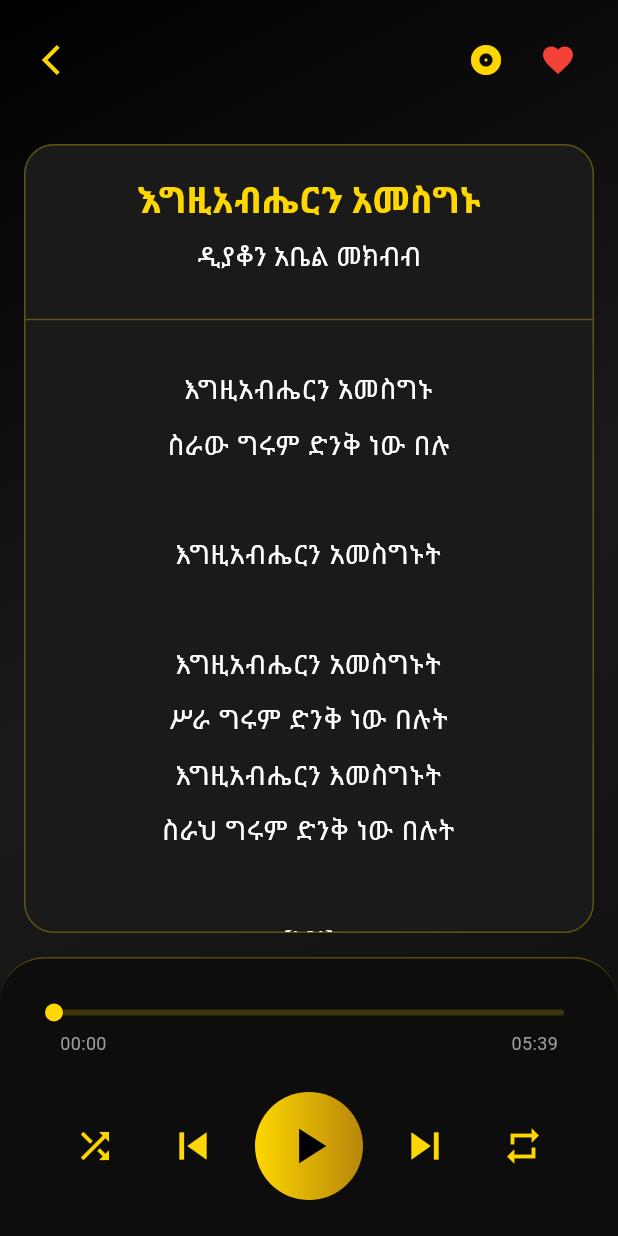
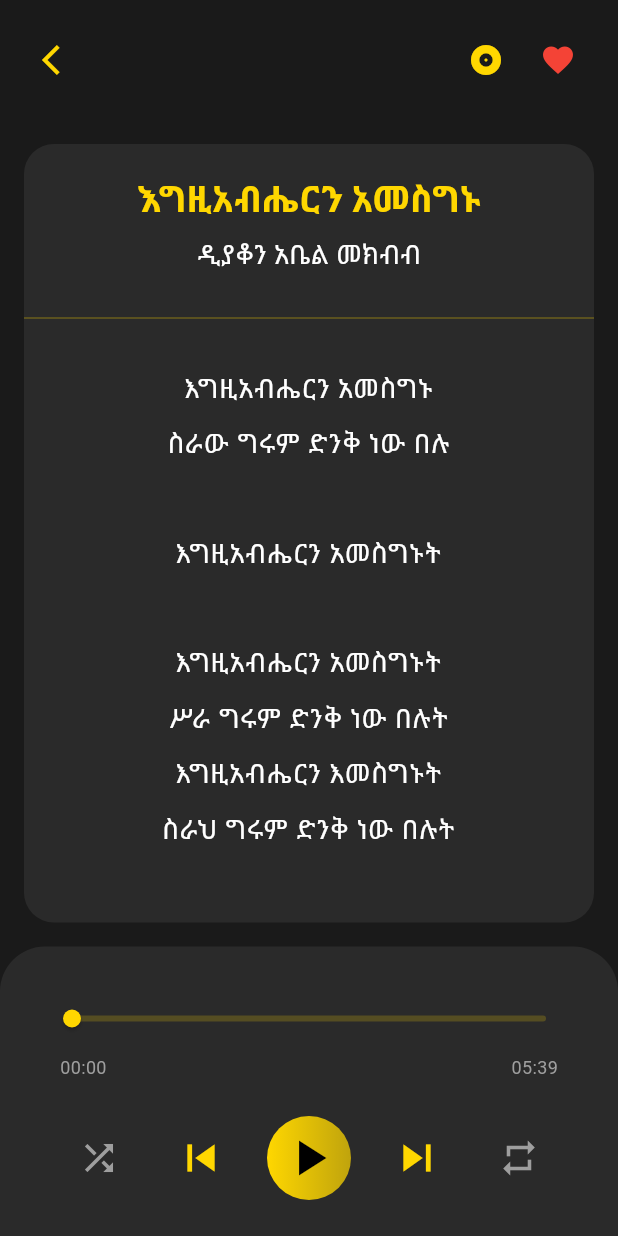
Before and after one commit to tsionshewangizaw/orthodox-mezmur, a Flutter app: the AudioPlayerPage screen opened directly with sample values from the repository, on a phone screen of 412 x 824 dp. Run offline on Flutter 3.47's test engine with Material 3 defaults, Android fonts, the phone set to English and light mode, and no system bars; our stand-ins replace equatable, flutter_bloc, google_fonts, just_audio, shared_preferences; accounts and stored records are empty.

Commit message:
Added shuffle, repeat, seek bar fix, subcategories, themes

```diff
--- a/lib/features/audio_player_page.dart
+++ b/lib/features/audio_player_page.dart
@@ -3,7 +3,6 @@ import 'package:flutter_bloc/flutter_bloc.dart';
 import 'dart:async';
 import '../mezmur_bloc.dart';
 import '../mezmur_model.dart';
-import '../widget/app_theme.dart';
 import '../audio_service.dart';
 
 class AudioPlayerPage extends StatefulWidget {
@@ -25,9 +24,15 @@ class _AudioPlayerPageState extends State<AudioPlayerPage>
   final AudioService _audioService = AudioService();
 
   bool _isPlaying = false;
+  bool _isShuffle = false;
+  bool _isRepeat = false;
+  bool _isDragging = false;
   Duration _currentPosition = Duration.zero;
   Duration _totalDuration = const Duration(minutes: 5, seconds: 39);
   bool _showLyrics = true;
+  late MezmurModel _currentMezmur;
+  List<MezmurModel> _playlist = [];
+  int _currentIndex = 0;
 
   StreamSubscription<Duration>? _positionSubscription;
   StreamSubscription<Duration>? _durationSubscription;
@@ -36,6 +41,9 @@ class _AudioPlayerPageState extends State<AudioPlayerPage>
   @override
   void initState() {
     super.initState();
+    _currentMezmur = widget.mezmur;
+    _playlist = MezmurModel.mockMezmurList;
+    _currentIndex = _playlist.indexOf(widget.mezmur);
 
     _rotationController = AnimationController(
       duration: const Duration(seconds: 10),
@@ -43,44 +51,36 @@ class _AudioPlayerPageState extends State<AudioPlayerPage>
     );
     _rotationAnimation =
         Tween<double>(begin: 0, end: 1).animate(_rotationController);
-
     _setupAudioListeners();
     _startPlayback();
+
+    // Set audio playlist
+    _audioService.setPlaylist(_playlist.map((m) => m.audioUrl).toList());
   }
 
   void _setupAudioListeners() {
     _positionSubscription = _audioService.positionStream.listen((position) {
-      if (mounted) {
-        setState(() {
-          _currentPosition = position;
-        });
+      if (mounted && !_isDragging) {
+        setState(() => _currentPosition = position);
       }
     });
-
     _durationSubscription = _audioService.durationStream.listen((duration) {
-      if (mounted) {
-        setState(() {
-          _totalDuration = duration;
+      if (mounted) setState(() => _totalDuration = duration);
     });
-      }
-    });
-
     _playingSubscription = _audioService.playingStream.listen((isPlaying) {
       if (mounted) {
-        setState(() {
-          _isPlaying = isPlaying;
+        setState(() => _isPlaying = isPlaying);
         if (isPlaying) {
           _rotationController.repeat();
         } else {
           _rotationController.stop();
         }
-        });
       }
     });
   }
 
   Future<void> _startPlayback() async {
-    await _audioService.play(widget.mezmur.audioUrl);
+    await _audioService.play(_currentMezmur.audioUrl);
   }
 
   void _togglePlayPause() {
@@ -91,9 +91,37 @@ class _AudioPlayerPageState extends State<AudioPlayerPage>
     }
   }
 
-  void _onSeek(double value) {
-    final newPosition = Duration(seconds: value.toInt());
-    _audioService.seek(newPosition);
+  void _playNext() {
+    if (_isRepeat) {
+      _audioService.play(_currentMezmur.audioUrl);
+      return;
+    }
+    if (_isShuffle) {
+      _currentIndex = DateTime.now().millisecondsSinceEpoch % _playlist.length;
+    } else {
+      _currentIndex = (_currentIndex + 1) % _playlist.length;
+    }
+    setState(() {
+      _currentMezmur = _playlist[_currentIndex];
+    });
+    _audioService.play(_currentMezmur.audioUrl);
+  }
+
+  void _playPrevious() {
+    _currentIndex = (_currentIndex - 1) % _playlist.length;
+    if (_currentIndex < 0) _currentIndex = _playlist.length - 1;
+    setState(() {
+      _currentMezmur = _playlist[_currentIndex];
+    });
+    _audioService.play(_currentMezmur.audioUrl);
+  }
+
+  void _toggleShuffle() {
+    setState(() => _isShuffle = !_isShuffle);
+  }
+
+  void _toggleRepeat() {
+    setState(() => _isRepeat = !_isRepeat);
   }
 
   @override
@@ -109,19 +137,15 @@ class _AudioPlayerPageState extends State<AudioPlayerPage>
   @override
   Widget build(BuildContext context) {
     return Scaffold(
-      backgroundColor: AppTheme.pureBlack,
-      body: Container(
-        decoration: AppTheme.premiumGradient,
-        child: SafeArea(
+      backgroundColor: Theme.of(context).scaffoldBackgroundColor,
+      body: SafeArea(
         child: Column(
           children: [
             _buildAppBar(),
             Expanded(
-                child: _showLyrics ? _buildLyricsView() : _buildAlbumArt(),
-              ),
+                child: _showLyrics ? _buildLyricsView() : _buildAlbumArt()),
             _buildAudioControls(),
           ],
-          ),
         ),
       ),
     );
@@ -137,28 +161,28 @@ class _AudioPlayerPageState extends State<AudioPlayerPage>
               _audioService.stop();
               Navigator.pop(context);
             },
-            icon: const Icon(Icons.arrow_back_ios, color: AppTheme.primaryGold),
+            icon: Icon(Icons.arrow_back_ios,
+                color: Theme.of(context).primaryColor),
           ),
           const Spacer(),
           IconButton(
-            onPressed: () {
-              setState(() {
-                _showLyrics = !_showLyrics;
-              });
-            },
+            onPressed: () => setState(() => _showLyrics = !_showLyrics),
             icon: Icon(
               _showLyrics ? Icons.album : Icons.lyrics,
-              color: AppTheme.primaryGold,
+              color: Theme.of(context).primaryColor,
             ),
           ),
           IconButton(
             onPressed: () {
-              context.read<MezmurBloc>().add(ToggleFavorite(widget.mezmur.id));
+              context.read<MezmurBloc>().add(ToggleFavorite(_currentMezmur.id));
             },
             icon: Icon(
-              widget.mezmur.isFavorite ? Icons.favorite : Icons.favorite_border,
-              color:
-                  widget.mezmur.isFavorite ? Colors.red : AppTheme.primaryGold,
+              _currentMezmur.isFavorite
+                  ? Icons.favorite
+                  : Icons.favorite_border,
+              color: _currentMezmur.isFavorite
+                  ? Colors.red
+                  : Theme.of(context).primaryColor,
             ),
           ),
         ],
@@ -181,16 +205,12 @@ class _AudioPlayerPageState extends State<AudioPlayerPage>
                   height: 250,
                   decoration: BoxDecoration(
                     shape: BoxShape.circle,
-                    gradient: const LinearGradient(
-                      colors: [AppTheme.primaryGold, AppTheme.darkGold],
+                    gradient: LinearGradient(
+                      colors: [
+                        Theme.of(context).primaryColor,
+                        Theme.of(context).primaryColor.withOpacity(0.7),
+                      ],
                     ),
-                    boxShadow: [
-                      BoxShadow(
-                        color: AppTheme.primaryGold.withOpacity(0.4),
-                        blurRadius: 30,
-                        spreadRadius: 5,
-                      ),
-                    ],
                   ),
                   child: const Icon(Icons.music_note,
                       size: 80, color: Colors.black),
@@ -200,18 +220,16 @@ class _AudioPlayerPageState extends State<AudioPlayerPage>
           ),
           const SizedBox(height: 40),
           Text(
-            widget.mezmur.title,
+            _currentMezmur.title,
             style: Theme.of(context).textTheme.headlineMedium?.copyWith(
                   fontWeight: FontWeight.bold,
-                  color: AppTheme.primaryGold,
+                  color: Theme.of(context).primaryColor,
                 ),
             textAlign: TextAlign.center,
           ),
           const SizedBox(height: 8),
-          Text(
-            widget.mezmur.artist,
-            style: Theme.of(context).textTheme.titleMedium,
-          ),
+          Text(_currentMezmur.artist,
+              style: Theme.of(context).textTheme.titleMedium),
         ],
       ),
     );
@@ -222,8 +240,7 @@ class _AudioPlayerPageState extends State<AudioPlayerPage>
       margin: const EdgeInsets.all(16),
       decoration: BoxDecoration(
         borderRadius: BorderRadius.circular(20),
-        color: AppTheme.cardBlack,
-        border: Border.all(color: AppTheme.primaryGold.withOpacity(0.3)),
+        color: Theme.of(context).cardColor,
       ),
       child: Column(
         children: [
@@ -232,32 +249,29 @@ class _AudioPlayerPageState extends State<AudioPlayerPage>
             child: Column(
               children: [
                 Text(
-                  widget.mezmur.title,
+                  _currentMezmur.title,
                   style: Theme.of(context).textTheme.headlineMedium?.copyWith(
                         fontWeight: FontWeight.bold,
-                        color: AppTheme.primaryGold,
+                        color: Theme.of(context).primaryColor,
                       ),
                   textAlign: TextAlign.center,
                 ),
                 const SizedBox(height: 8),
-                Text(
-                  widget.mezmur.artist,
-                  style: Theme.of(context).textTheme.titleMedium,
-                ),
+                Text(_currentMezmur.artist,
+                    style: Theme.of(context).textTheme.titleMedium),
               ],
             ),
           ),
-          Divider(color: AppTheme.primaryGold.withOpacity(0.3)),
+          Divider(color: Theme.of(context).primaryColor.withOpacity(0.3)),
           Expanded(
             child: SingleChildScrollView(
               padding: const EdgeInsets.all(20),
               child: Text(
-                widget.mezmur.lyrics,
+                _currentMezmur.lyrics,
                 style: Theme.of(context).textTheme.bodyLarge?.copyWith(
                       height: 2.0,
                       fontSize: 18,
                       fontWeight: FontWeight.w500,
-                      color: Colors.white,
                     ),
                 textAlign: TextAlign.center,
               ),
@@ -272,37 +286,39 @@ class _AudioPlayerPageState extends State<AudioPlayerPage>
     return Container(
       padding: const EdgeInsets.all(24),
       decoration: BoxDecoration(
-        color: AppTheme.surfaceBlack,
+        color: Theme.of(context).cardColor,
         borderRadius: const BorderRadius.vertical(top: Radius.circular(30)),
-        border: Border(
-            top: BorderSide(color: AppTheme.primaryGold.withOpacity(0.3))),
       ),
       child: Column(
-        children: [
-          Column(
         children: [
           SliderTheme(
             data: SliderThemeData(
               trackHeight: 4,
-                  thumbShape:
-                      const RoundSliderThumbShape(enabledThumbRadius: 6),
-                  overlayShape:
-                      const RoundSliderOverlayShape(overlayRadius: 12),
-                  activeTrackColor: AppTheme.primaryGold,
-                  inactiveTrackColor: AppTheme.primaryGold.withOpacity(0.2),
-                  thumbColor: AppTheme.primaryGold,
+              thumbShape: const RoundSliderThumbShape(enabledThumbRadius: 6),
+              activeTrackColor: Theme.of(context).primaryColor,
+              inactiveTrackColor:
+                  Theme.of(context).primaryColor.withOpacity(0.2),
+              thumbColor: Theme.of(context).primaryColor,
             ),
             child: Slider(
               value: _totalDuration.inSeconds > 0
-                      ? _currentPosition.inSeconds.toDouble().clamp(
-                            0.0,
-                            _totalDuration.inSeconds.toDouble(),
-                          )
+                  ? _currentPosition.inSeconds
+                      .toDouble()
+                      .clamp(0.0, _totalDuration.inSeconds.toDouble())
                   : 0.0,
               max: _totalDuration.inSeconds > 0
                   ? _totalDuration.inSeconds.toDouble()
                   : 1.0,
-                  onChanged: _onSeek,
+              onChanged: (value) {
+                _isDragging = true;
+                setState(() {
+                  _currentPosition = Duration(seconds: value.toInt());
+                });
+              },
+              onChangeEnd: (value) {
+                _isDragging = false;
+                _audioService.seek(Duration(seconds: value.toInt()));
+              },
             ),
           ),
           Padding(
@@ -310,60 +326,58 @@ class _AudioPlayerPageState extends State<AudioPlayerPage>
             child: Row(
               mainAxisAlignment: MainAxisAlignment.spaceBetween,
               children: [
-                    Text(
-                      _formatDuration(_currentPosition),
-                      style: TextStyle(color: Colors.grey[500], fontSize: 12),
-                    ),
-                    Text(
-                      _formatDuration(_totalDuration),
-                      style: TextStyle(color: Colors.grey[500], fontSize: 12),
-                    ),
+                Text(_formatDuration(_currentPosition),
+                    style: TextStyle(color: Colors.grey[500], fontSize: 12)),
+                Text(_formatDuration(_totalDuration),
+                    style: TextStyle(color: Colors.grey[500], fontSize: 12)),
               ],
             ),
-              ),
-            ],
           ),
           const SizedBox(height: 24),
           Row(
             mainAxisAlignment: MainAxisAlignment.spaceEvenly,
             children: [
               IconButton(
-                onPressed: () {},
-                icon: const Icon(Icons.shuffle, color: AppTheme.primaryGold),
-                iconSize: 28,
+                onPressed: _toggleShuffle,
+                icon: Icon(Icons.shuffle,
+                    color: _isShuffle
+                        ? Theme.of(context).primaryColor
+                        : Colors.grey,
+                    size: 28),
               ),
               IconButton(
-                onPressed: () {},
-                icon: const Icon(Icons.skip_previous,
-                    color: AppTheme.primaryGold),
-                iconSize: 36,
+                onPressed: _playPrevious,
+                icon: Icon(Icons.skip_previous,
+                    color: Theme.of(context).primaryColor, size: 36),
               ),
               Container(
                 decoration: BoxDecoration(
                   shape: BoxShape.circle,
-                  gradient: const LinearGradient(
-                    colors: [AppTheme.primaryGold, AppTheme.darkGold],
+                  gradient: LinearGradient(
+                    colors: [
+                      Theme.of(context).primaryColor,
+                      Theme.of(context).primaryColor.withOpacity(0.7)
+                    ],
                   ),
                 ),
                 child: IconButton(
                   onPressed: _togglePlayPause,
-                  icon: Icon(
-                    _isPlaying ? Icons.pause : Icons.play_arrow,
-                    color: Colors.black,
-                  ),
-                  iconSize: 40,
-                  padding: const EdgeInsets.all(16),
+                  icon: Icon(_isPlaying ? Icons.pause : Icons.play_arrow,
+                      color: Colors.black, size: 40),
                 ),
               ),
               IconButton(
-                onPressed: () {},
-                icon: const Icon(Icons.skip_next, color: AppTheme.primaryGold),
-                iconSize: 36,
+                onPressed: _playNext,
+                icon: Icon(Icons.skip_next,
+                    color: Theme.of(context).primaryColor, size: 36),
               ),
               IconButton(
-                onPressed: () {},
-                icon: const Icon(Icons.repeat, color: AppTheme.primaryGold),
-                iconSize: 28,
+                onPressed: _toggleRepeat,
+                icon: Icon(Icons.repeat,
+                    color: _isRepeat
+                        ? Theme.of(context).primaryColor
+                        : Colors.grey,
+                    size: 28),
               ),
             ],
           ),
@@ -374,27 +388,18 @@ class _AudioPlayerPageState extends State<AudioPlayerPage>
 
   String _formatDuration(Duration duration) {
     String twoDigits(int n) => n.toString().padLeft(2, '0');
-    final minutes = twoDigits(duration.inMinutes.remainder(60));
-    final seconds = twoDigits(duration.inSeconds.remainder(60));
-    return '$minutes:$seconds';
+    return '${twoDigits(duration.inMinutes.remainder(60))}:${twoDigits(duration.inSeconds.remainder(60))}';
   }
 }
 
 class AnimatedBuilder extends StatelessWidget {
   final Animation<double> animation;
   final Widget Function(BuildContext, Widget?) builder;
-
-  const AnimatedBuilder({
-    super.key,
-    required this.animation,
-    required this.builder,
-  });
+  const AnimatedBuilder(
+      {super.key, required this.animation, required this.builder});
 
   @override
   Widget build(BuildContext context) {
-    return AnimatedBuilder(
-      animation: animation,
-      builder: builder,
-    );
+    return AnimatedBuilder(animation: animation, builder: builder);
   }
 }
--- a/pubspec.yaml
+++ b/pubspec.yaml
@@ -1,4 +1,4 @@
-name: mezmur2
+name: Mezmur2
 description: Orthodox Mezmur App
 version: 1.0.0+1
 
@@ -14,6 +14,7 @@ dependencies:
   just_audio: ^0.9.36
   provider: ^6.1.5+1
   shared_preferences: ^2.5.5
+  audio_session: ^0.1.18
 
 dev_dependencies:
   flutter_test:
```
Also changed, not shown: lib/audio_service.dart (+53 -65 lines), lib/features/home_page.dart (+22 -16 lines), pubspec.lock, 1 other file. Lines whose indentation alone changed are shown as unchanged.
